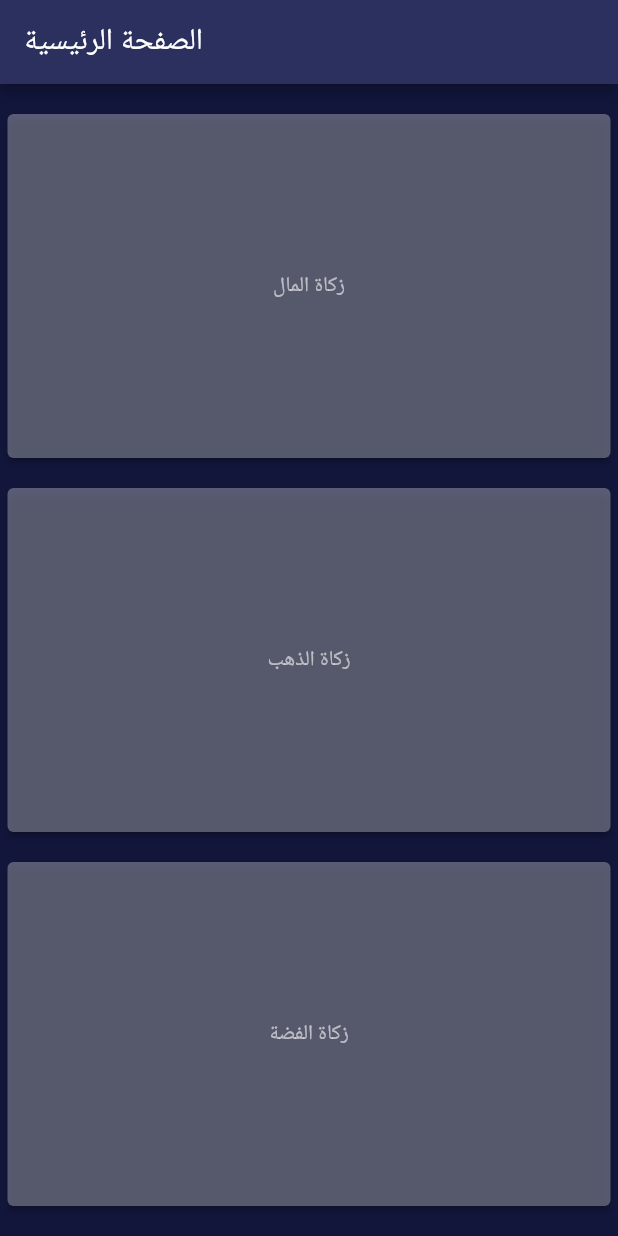
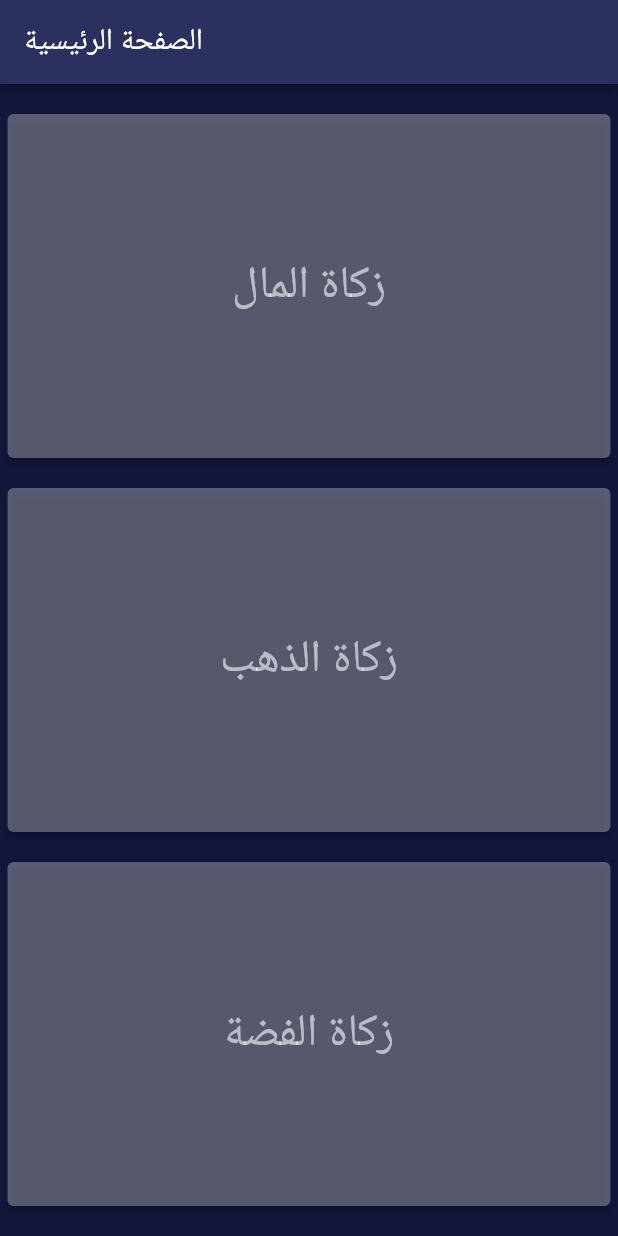
Before and after one commit to Khalid-Elbakly/zakat_calculator, a Flutter app: the screen it shows after launch, on a phone screen of 412 x 824 dp. Run offline on Flutter 3.47's test engine with Material 2 defaults, Android fonts, the phone set to English and light mode, and no system bars.

Commit message:
Update MainPage.dart

```diff
--- a/lib/MainPage.dart
+++ b/lib/MainPage.dart
@@ -21,7 +21,7 @@ class MainPage extends StatelessWidget {
               Expanded(
                 flex: 1,
                 child: ElevatedButton(onPressed: (){Navigator.of(context).push(MaterialPageRoute(builder: (_){return Money();}));},
-                    child: Text("زكاة المال",style: TextStyle(color: Color(0x99FFFFFF)),),
+                    child: Text("زكاة المال",style: TextStyle(color: Color(0x99FFFFFF),fontSize: 30),),
                   style: ElevatedButton.styleFrom(
                     primary: Colors.white30,
                     padding: EdgeInsets.fromLTRB(40, 20, 40, 20)
@@ -32,7 +32,7 @@ class MainPage extends StatelessWidget {
               Expanded(
                 flex: 1,
                 child: ElevatedButton(onPressed: (){Navigator.of(context).push(MaterialPageRoute(builder: (_){return Gold();}));},
-                  child: Text("زكاة الذهب",style: TextStyle(color: Color(0x99FFFFFF)),),
+                  child: Text("زكاة الذهب",style: TextStyle(color: Color(0x99FFFFFF),fontSize: 30)),
                   style: ElevatedButton.styleFrom(
                       primary: Colors.white30,
                       padding: EdgeInsets.fromLTRB(40, 20, 40, 20)
@@ -43,7 +43,7 @@ class MainPage extends StatelessWidget {
               Expanded(
                 flex: 1,
                 child: ElevatedButton(onPressed: (){Navigator.of(context).push(MaterialPageRoute(builder: (_){return Silver();}));},
-                  child: Text("زكاة الفضة",style: TextStyle(color: Color(0x99FFFFFF)),),
+                  child: Text("زكاة الفضة",style: TextStyle(color: Color(0x99FFFFFF),fontSize: 30)),
                   style: ElevatedButton.styleFrom(
                       primary: Colors.white30,
                       padding: EdgeInsets.fromLTRB(40, 20, 40, 20)
```
